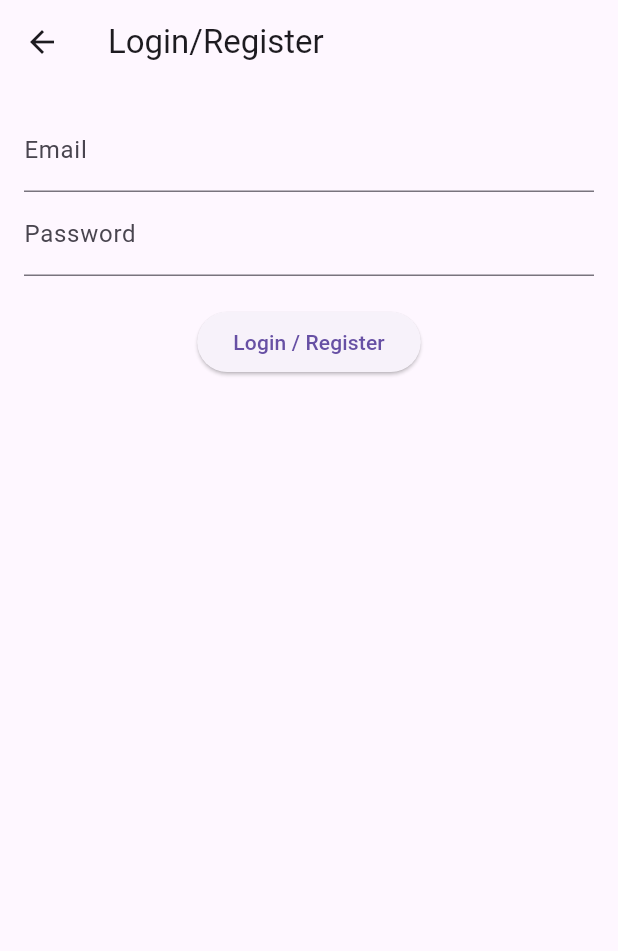
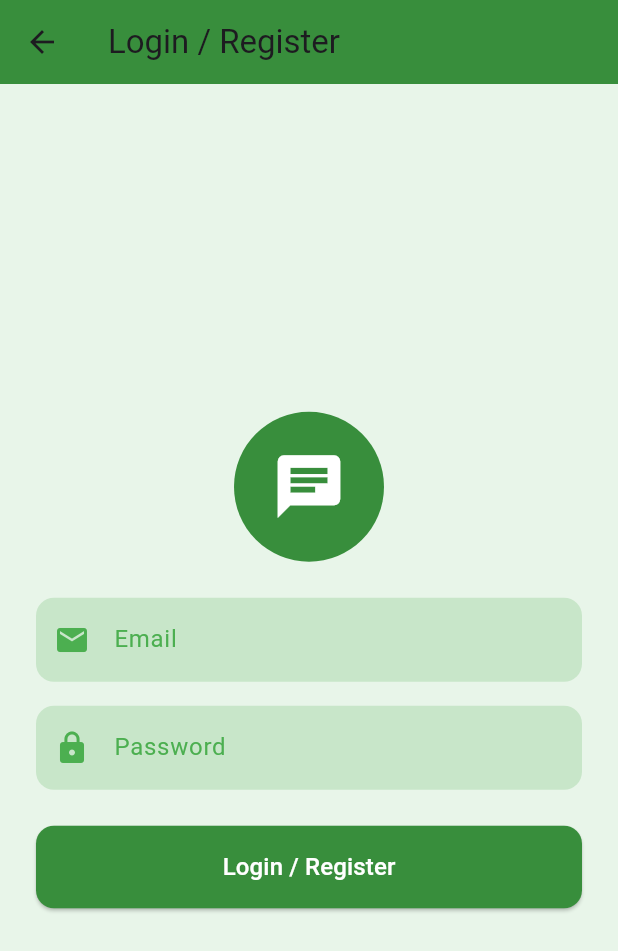
Before and after one commit to DiptiLecturer/chatappFL, a Flutter app: the AuthPage screen opened directly, on a phone screen of 412 x 824 dp. Shown: the top 951 px of the screen. Run offline on Flutter 3.47's test engine with Material 3 defaults, Android fonts, the phone set to English and light mode, and no system bars; our stand-ins replace firebase_auth, firebase_core, firebase_database; accounts and stored records are empty; network calls fail.

```diff
--- a/lib/auth_page.dart
+++ b/lib/auth_page.dart
@@ -3,6 +3,8 @@ import 'package:firebase_auth/firebase_auth.dart';
 import 'chat_page.dart';
 
 class AuthPage extends StatefulWidget {
+  const AuthPage({super.key});
+
   @override
   _AuthPageState createState() => _AuthPageState();
 }
@@ -15,22 +17,65 @@ class _AuthPageState extends State<AuthPage> {
   @override
   Widget build(BuildContext context) {
     return Scaffold(
-      appBar: AppBar(title: Text("Login/Register")),
-      body: Padding(
-        padding: const EdgeInsets.all(16.0),
+      backgroundColor: Colors.green[50], // soft green background
+      appBar: AppBar(
+        title: const Text("Login / Register"),
+        backgroundColor: Colors.green[700],
+      ),
+      body: Center(
+        child: SingleChildScrollView(
+          padding: const EdgeInsets.all(24),
           child: Column(
+            mainAxisAlignment: MainAxisAlignment.center,
             children: [
+              // App logo or icon
+              CircleAvatar(
+                radius: 50,
+                backgroundColor: Colors.green[700],
+                child: const Icon(Icons.chat, size: 50, color: Colors.white),
+              ),
+              const SizedBox(height: 24),
+
+              // Email input
               TextField(
-              decoration: InputDecoration(labelText: 'Email'),
+                decoration: InputDecoration(
+                  labelText: 'Email',
+                  labelStyle: const TextStyle(color: Colors.green),
+                  filled: true,
+                  fillColor: Colors.green[100],
+                  border: OutlineInputBorder(
+                    borderRadius: BorderRadius.circular(12),
+                    borderSide: BorderSide.none,
+                  ),
+                  prefixIcon: const Icon(Icons.email, color: Colors.green),
+                ),
+                keyboardType: TextInputType.emailAddress,
                 onChanged: (val) => email = val,
               ),
+              const SizedBox(height: 16),
+
+              // Password input
               TextField(
-              decoration: InputDecoration(labelText: 'Password'),
+                decoration: InputDecoration(
+                  labelText: 'Password',
+                  labelStyle: const TextStyle(color: Colors.green),
+                  filled: true,
+                  fillColor: Colors.green[100],
+                  border: OutlineInputBorder(
+                    borderRadius: BorderRadius.circular(12),
+                    borderSide: BorderSide.none,
+                  ),
+                  prefixIcon: const Icon(Icons.lock, color: Colors.green),
+                ),
                 obscureText: true,
                 onChanged: (val) => password = val,
               ),
-            SizedBox(height: 20),
-            ElevatedButton(
+              const SizedBox(height: 24),
+
+              // Login/Register button
+              SizedBox(
+                width: double.infinity,
+                child: ElevatedButton(
                   onPressed: () async {
                     try {
                       await _auth.signInWithEmailAndPassword(
@@ -51,14 +96,25 @@ class _AuthPageState extends State<AuthPage> {
                           MaterialPageRoute(builder: (_) => const ChatPage()),
                         );
                       } catch (err) {
-                    ScaffoldMessenger.of(context)
-                        .showSnackBar(SnackBar(content: Text("Error: $err")));
+                        ScaffoldMessenger.of(context).showSnackBar(
+                            SnackBar(content: Text("Error: $err")));
                       }
                     }
                   },
-              child: Text("Login / Register"),
-            )
+                  style: ElevatedButton.styleFrom(
+                    backgroundColor: Colors.green[700],
+                    padding: const EdgeInsets.symmetric(vertical: 16),
+                    shape: RoundedRectangleBorder(
+                        borderRadius: BorderRadius.circular(12)),
+                  ),
+                  child: const Text(
+                    "Login / Register",
+                    style: TextStyle(fontSize: 16, color: Colors.white),
+                  ),
+                ),
+              ),
             ],
+          ),
         ),
       ),
     );
```
Also changed, not shown: lib/chat_page.dart (+54 -17 lines), lib/private_chat_page.dart (+11 -13 lines), lib/register_page.dart (+48 -19 lines), lib/signin_page.dart (+45 -11 lines). Lines whose indentation alone changed are shown as unchanged.
